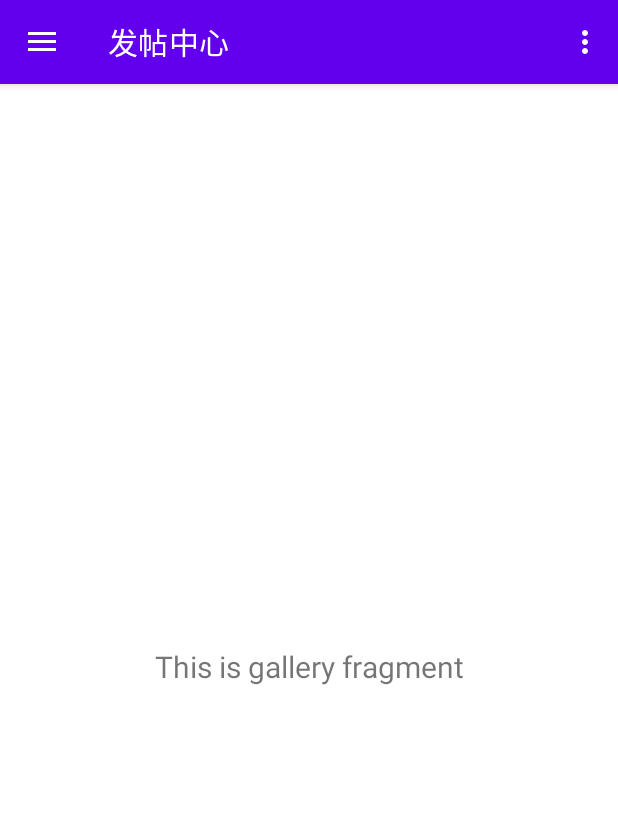
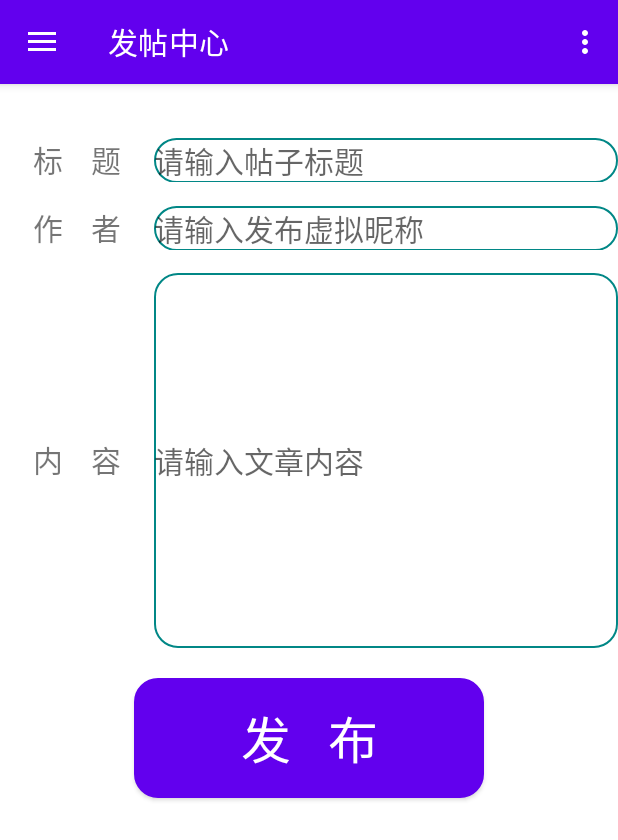
Before and after one commit to TantanXR/AndroidHomeWork-BBS, an Android app: the Main2Activity screen opened directly, with no data from a screen before it, in the side drawer, after a tap on "发帖中心", on a phone screen of 412 x 824 dp. Shown: the top 840 px of the screen. Run offline under Robolectric (Android 15) with nearby library versions, the phone set to English and light mode, and no system bars; our stand-ins replace navigation-ui.

Commit message:
发帖界面

```diff
--- a/app/src/main/java/com/example/bbs/Main2Activity.java
+++ b/app/src/main/java/com/example/bbs/Main2Activity.java
@@ -42,13 +42,6 @@ public class Main2Activity extends AppCompatActivity {
         setSupportActionBar(binding.appBarMain.toolbar);
         init();
 
-        binding.appBarMain.addPost.setOnClickListener(new View.OnClickListener() {
-            @Override
-            public void onClick(View view) {
-                Snackbar.make(view, "Replace with your own action", Snackbar.LENGTH_LONG)
-                        .setAction("Action", null).show();
-            }
-        });
         DrawerLayout drawer = binding.drawerLayout;
         NavigationView navigationView = binding.navView;
         // Passing each menu ID as a set of Ids because each
--- a/app/src/main/java/com/example/bbs/ui/home/HomeFragment.java
+++ b/app/src/main/java/com/example/bbs/ui/home/HomeFragment.java
@@ -17,30 +17,12 @@ import com.example.bbs.databinding.FragmentHomeBinding;
 
 public class HomeFragment extends Fragment {
 
-    private HomeViewModel homeViewModel;
-    private FragmentHomeBinding binding;
-
+    private View root;
     public View onCreateView(@NonNull LayoutInflater inflater,
                              ViewGroup container, Bundle savedInstanceState) {
-        homeViewModel =
-                new ViewModelProvider(this).get(HomeViewModel.class);
 
-        binding = FragmentHomeBinding.inflate(inflater, container, false);
-        View root = binding.getRoot();
-
-        final TextView textView = binding.textHome;
-        homeViewModel.getText().observe(getViewLifecycleOwner(), new Observer<String>() {
-            @Override
-            public void onChanged(@Nullable String s) {
-                textView.setText(s);
-            }
-        });
         return root;
     }
 
-    @Override
-    public void onDestroyView() {
-        super.onDestroyView();
-        binding = null;
-    }
+
 }
--- a/app/src/main/java/com/example/bbs/ui/home/HomeViewModel.java
+++ /dev/null
@@ -1,19 +0,0 @@
-package com.example.bbs.ui.home;
-
-import androidx.lifecycle.LiveData;
-import androidx.lifecycle.MutableLiveData;
-import androidx.lifecycle.ViewModel;
-
-public class HomeViewModel extends ViewModel {
-
-    private MutableLiveData<String> mText;
-
-    public HomeViewModel() {
-        mText = new MutableLiveData<>();
-        mText.setValue("This is home fragment");
-    }
-
-    public LiveData<String> getText() {
-        return mText;
-    }
-}
--- a/app/src/main/java/com/example/bbs/ui/post/GalleryViewModel.java
+++ /dev/null
@@ -1,19 +0,0 @@
-package com.example.bbs.ui.post;
-
-import androidx.lifecycle.LiveData;
-import androidx.lifecycle.MutableLiveData;
-import androidx.lifecycle.ViewModel;
-
-public class GalleryViewModel extends ViewModel {
-
-    private MutableLiveData<String> mText;
-
-    public GalleryViewModel() {
-        mText = new MutableLiveData<>();
-        mText.setValue("This is gallery fragment");
-    }
-
-    public LiveData<String> getText() {
-        return mText;
-    }
-}
--- a/app/src/main/java/com/example/bbs/ui/post/PostFragment.java
+++ b/app/src/main/java/com/example/bbs/ui/post/PostFragment.java
@@ -1,45 +1,76 @@
 package com.example.bbs.ui.post;
 
+import android.content.Intent;
+import android.database.Cursor;
+import android.database.sqlite.SQLiteDatabase;
+import android.database.sqlite.SQLiteOpenHelper;
 import android.os.Bundle;
+import android.util.Log;
 import android.view.LayoutInflater;
 import android.view.View;
 import android.view.ViewGroup;
-import android.widget.TextView;
+import android.widget.Button;
+import android.widget.EditText;
+import android.widget.Toast;
 
 import androidx.annotation.NonNull;
-import androidx.annotation.Nullable;
 import androidx.fragment.app.Fragment;
-import androidx.lifecycle.Observer;
-import androidx.lifecycle.ViewModelProvider;
 
-import com.example.bbs.databinding.FragmentGalleryBinding;
+import com.example.bbs.R;
+import com.example.bbs.start;
+import com.example.bbs.ui.login.MySqliteOpenHelper;
+import com.example.bbs.ui.login.Register;
+
+import java.util.Objects;
+
 
 public class PostFragment extends Fragment {
 
-    private GalleryViewModel galleryViewModel;
-    private FragmentGalleryBinding binding;
+    private View root;
+    private Button AddPost;
+
 
     public View onCreateView(@NonNull LayoutInflater inflater,
                              ViewGroup container, Bundle savedInstanceState) {
-        galleryViewModel =
-                new ViewModelProvider(this).get(GalleryViewModel.class);
-
-        binding = FragmentGalleryBinding.inflate(inflater, container, false);
-        View root = binding.getRoot();
-
-        final TextView textView = binding.textGallery;
-        galleryViewModel.getText().observe(getViewLifecycleOwner(), new Observer<String>() {
+        if(root == null) {
+            root = inflater.inflate(R.layout.fragment_post, null);
+        }
+        AddPost = root.findViewById(R.id.addPost);
+        AddPost.setOnClickListener(new View.OnClickListener() {
             @Override
-            public void onChanged(@Nullable String s) {
-                textView.setText(s);
+            public void onClick(View v) {
+                addPost(root);
             }
         });
         return root;
     }
+    public void addPost(View view){
+        EditText title = root.findViewById(R.id.post_title);
+        EditText content = root.findViewById(R.id.post_content);
+        EditText write = root.findViewById(R.id.post_write);
+        String got_title = title.getText().toString();
+        String got_content = content.getText().toString();
+        String got_write = write.getText().toString();
 
-    @Override
-    public void onDestroyView() {
-        super.onDestroyView();
-        binding = null;
+        SQLiteOpenHelper helper = PostSqliteOpenHelper.getMInstance(root.getContext());
+        SQLiteDatabase database = helper.getWritableDatabase();
+        if (database.isOpen()){
+            if (got_title.equals("")|| got_content.equals("")||got_write.equals("")){
+                if (got_title.equals("")){
+                    Toast.makeText(root.getContext(),"请输入文章标题",Toast.LENGTH_SHORT).show();
+                }else if (got_write.equals("")){
+                    Toast.makeText(root.getContext(),"请输入匿名名称",Toast.LENGTH_SHORT).show();
+                }
+                else
+                    Toast.makeText(root.getContext(),"请输入帖子正文",Toast.LENGTH_SHORT).show();
+            }
+            else{
+                String sql = "insert into posts(_title,_content,_writer) values(?,?,?)";
+                database.execSQL(sql,new Object[]{got_title,got_content,got_write});
+                Toast.makeText(root.getContext(),"发布成功",Toast.LENGTH_SHORT).show();
+            }
+        }
+        database.close();
     }
+
 }
--- a/app/src/main/res/layout/fragment_gallery.xml
+++ /dev/null
@@ -1,22 +0,0 @@
-<?xml version="1.0" encoding="utf-8"?>
-<androidx.constraintlayout.widget.ConstraintLayout xmlns:android="http://schemas.android.com/apk/res/android"
-    xmlns:app="http://schemas.android.com/apk/res-auto"
-    xmlns:tools="http://schemas.android.com/tools"
-    android:layout_width="match_parent"
-    android:layout_height="match_parent"
-    tools:context=".ui.post.PostFragment">
-
-    <TextView
-        android:id="@+id/text_gallery"
-        android:layout_width="match_parent"
-        android:layout_height="wrap_content"
-        android:layout_marginStart="8dp"
-        android:layout_marginTop="8dp"
-        android:layout_marginEnd="8dp"
-        android:textAlignment="center"
-        android:textSize="20sp"
-        app:layout_constraintBottom_toBottomOf="parent"
-        app:layout_constraintEnd_toEndOf="parent"
-        app:layout_constraintStart_toStartOf="parent"
-        app:layout_constraintTop_toTopOf="parent" />
-</androidx.constraintlayout.widget.ConstraintLayout>
--- /dev/null
+++ b/app/src/main/res/layout/fragment_post.xml
@@ -0,0 +1,100 @@
+<?xml version="1.0" encoding="utf-8"?>
+<LinearLayout xmlns:android="http://schemas.android.com/apk/res/android"
+    android:layout_width="match_parent"
+    android:layout_height="match_parent"
+    android:orientation="vertical">
+
+
+    <LinearLayout
+        android:layout_width="match_parent"
+        android:layout_height="wrap_content"
+        android:layout_marginTop="35dp"
+        android:orientation="horizontal">
+
+        <TextView
+            android:layout_width="0dp"
+            android:layout_height="wrap_content"
+            android:layout_weight="1"
+            android:textSize="20dp"
+            android:gravity="center"
+            android:text="标    题" />
+
+        <EditText
+            android:id="@+id/post_title"
+            android:layout_width="0px"
+            android:layout_height="wrap_content"
+            android:layout_weight="3"
+            android:background="@drawable/round_button"
+            android:ems="10"
+            android:hint="请输入帖子标题"
+            android:textSize="20dp" />
+
+    </LinearLayout>
+
+    <LinearLayout
+        android:layout_width="match_parent"
+        android:layout_height="wrap_content"
+        android:layout_marginTop="15dp"
+        android:orientation="horizontal">
+
+        <TextView
+            android:layout_width="0dp"
+            android:layout_height="wrap_content"
+            android:layout_weight="1"
+            android:textSize="20dp"
+            android:gravity="center"
+            android:text="作    者" />
+
+        <EditText
+            android:background="@drawable/round_button"
+            android:id="@+id/post_write"
+            android:textSize="20dp"
+            android:layout_width="0px"
+            android:layout_height="wrap_content"
+            android:layout_weight="3"
+            android:ems="10"
+            android:hint="请输入发布虚拟昵称" />
+
+    </LinearLayout>
+
+
+    <LinearLayout
+        android:layout_width="match_parent"
+        android:layout_height="wrap_content"
+        android:layout_marginTop="15dp"
+        android:orientation="horizontal">
+
+        <TextView
+            android:layout_width="0dp"
+            android:layout_height="wrap_content"
+            android:layout_weight="1"
+            android:textSize="20dp"
+            android:gravity="center"
+            android:text="内    容" />
+
+        <EditText
+            android:id="@+id/post_content"
+            android:layout_width="0px"
+            android:layout_height="250dp"
+            android:layout_weight="3"
+            android:background="@drawable/round_button"
+            android:ems="10"
+            android:hint="请输入文章内容"
+            android:inputType="textMultiLine"
+            android:textSize="20dp" />
+
+    </LinearLayout>
+
+
+
+    <Button
+        android:id="@+id/addPost"
+        android:layout_width="350px"
+        android:layout_height="120px"
+        android:layout_marginTop="20dp"
+        android:layout_gravity="center"
+        android:background="@drawable/round_button"
+        android:text="发  布"
+        android:textSize="50px"/>
+
+</LinearLayout>
--- a/app/src/main/res/navigation/mobile_navigation.xml
+++ b/app/src/main/res/navigation/mobile_navigation.xml
@@ -15,7 +15,7 @@
         android:id="@+id/nav_gallery"
         android:name="com.example.bbs.ui.post.PostFragment"
         android:label="@string/menu_Post"
-        tools:layout="@layout/fragment_gallery" />
+        tools:layout="@layout/fragment_post" />
 
     <fragment
         android:id="@+id/nav_slideshow"
```
Also changed, not shown: app/src/main/java/com/example/bbs/ui/personal/SlideshowViewModel.java (deleted, +0 -19 lines), app/src/main/java/com/example/bbs/ui/post/PostSqliteOpenHelper.java (added, +35 -0 lines), app/src/main/res/layout/post_item_list.xml (added, +80 -0 lines).
